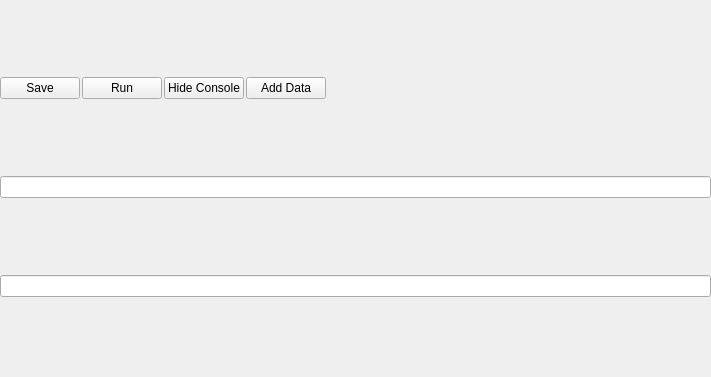
Before: the Qt Designer form uitester/ui/case_manager/case_editor.ui in IfengAutomation/uitester, drawn with Qt 5.
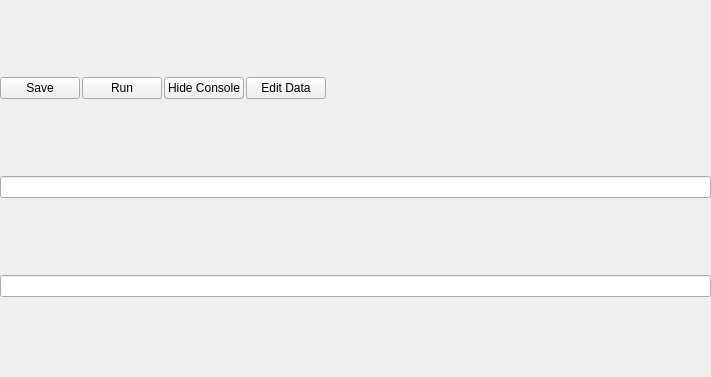
After: the same form once the commit is applied.

Commit message: update btn icon, add logger, remove message box after insert/update case

```diff
--- a/uitester/ui/case_manager/case_editor.ui
+++ b/uitester/ui/case_manager/case_editor.ui
@@ -79,7 +79,7 @@
      <item>
       <widget class="QPushButton" name="add_data_btn">
        <property name="text">
-        <string>Add Data</string>
+        <string>Edit Data</string>
        </property>
       </widget>
      </item>
```
Left out of the diff: 2 changed lines with no effect on the pictures. The commit also changes 1 other file.
